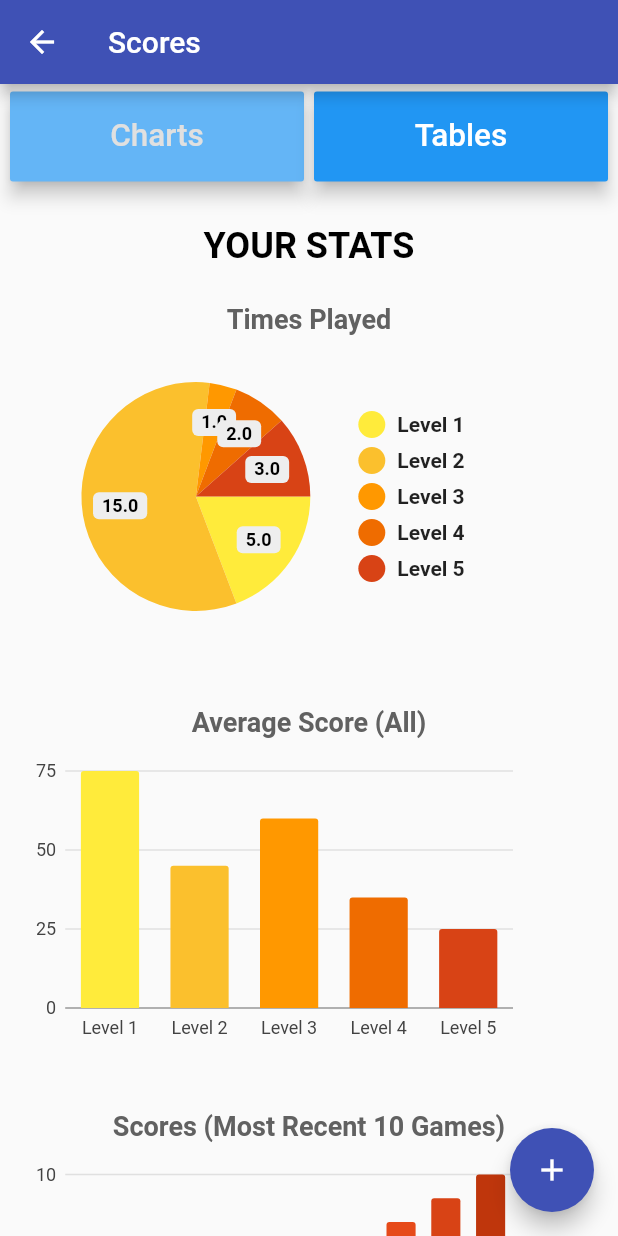
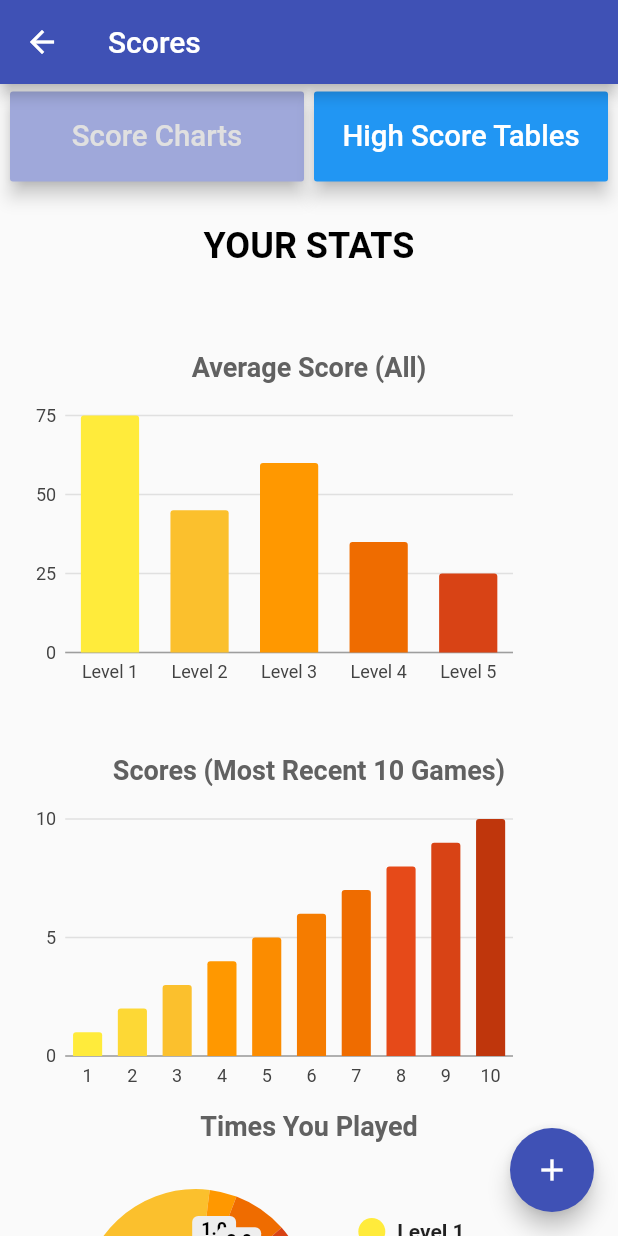
Before and after one commit to KennyTech/Comet_Match_3_Mobile_Game, a Flutter app: the screen it shows after launch, after a tap on "Scores", on a phone screen of 412 x 824 dp. Run offline on Flutter 3.47's test engine with Material 2 defaults, Android fonts, the phone set to English and light mode, and no system bars; drawn by our look-alikes of pie_chart; our stand-ins replace charts_flutter, flutter_i18n, flutter_local_notifications, sqflite; accounts and stored records are empty.

Commit message:
Tables & Internationalization

```diff
--- /dev/null
+++ b/lib/localstorage/player.dart
@@ -0,0 +1,63 @@
+/*
+* The Player class maps to and from the following fields: id, name, high score, recent scores.
+*
+* Functions:
+*   toMap()   // Returns map of id, name, high score, recent scores, called in PlayersModel to insert and update players
+*   fromMap() // Generates player instance of id, name, high score, recent scores, called in PlayersModel to get the Player List
+*/
+
+class Player {
+
+	int _id;
+  String _name;
+  String _highScore;
+  String _recentScores;
+
+  // Constructors
+	Player(this._name);
+	Player.withScores(this._id, this._name, this._highScore, this._recentScores);
+
+  // Getters
+	int get id => _id;
+	String get name => _name;
+	String get highscore => _highScore;
+  String get recentscores => _recentScores;
+
+  // Setters
+	set name(String newName) {
+		this._name = newName;
+	}
+
+	set highscore(String newHighScore) {
+		this._highScore = newHighScore;
+	}
+
+  set recentscores(String newRecentScore) {
+		this._recentScores = newRecentScore;
+	}
+
+  // Return map of id, name, [high score], [recent scores]
+	Map<String, dynamic> toMap() {
+
+		var map = Map<String, dynamic>();
+		map['id'] = _id;
+		map['name'] = _name;
+		map['highscore'] = _highScore;
+		map['recentscores'] = _recentScores;
+
+		return map;
+	}
+
+	// Return as variables
+	Player.fromMap(Map<String, dynamic> map) {
+		this._id = map['id'];
+		this._name = map['name'];
+		this._highScore = map['highscore'];
+    this._recentScores = map['recentscores'];
+	}
+
+  @override
+  String toString() {
+    return 'Player{id: $id, name: $name, highscore: $highscore}';
+  }
+}
--- a/lib/main.dart
+++ b/lib/main.dart
@@ -11,6 +11,8 @@
 
 import 'package:flutter/material.dart';
 import 'package:sqlite/screen/main_menu.dart';
+import 'package:flutter_i18n/flutter_i18n_delegate.dart';
+import 'package:flutter_localizations/flutter_localizations.dart';
 
 void main() => runApp(MyApp());
 
@@ -23,6 +25,15 @@ class MyApp extends StatelessWidget {
         primarySwatch: Colors.indigo,
       ),
       home: MainMenu(), // Show the first screen
+      localizationsDelegates: [
+        FlutterI18nDelegate(
+          useCountryCode: false,
+          fallbackFile: 'en',
+          path: 'assets/i18n',
+        ),
+        GlobalMaterialLocalizations.delegate,
+        GlobalWidgetsLocalizations.delegate,
+      ],
     );
   }
 }
--- a/lib/screen/main_menu.dart
+++ b/lib/screen/main_menu.dart
@@ -13,6 +13,9 @@ import 'package:sqlite/screen/settings_screen.dart';
 import 'package:sqlite/screen/test_console.dart';
 import 'package:sqlite/screen/credits_screen.dart';
 import 'package:sqlite/screen/scores_chart_screen.dart';
+import 'package:flutter_i18n/flutter_i18n.dart';
+import 'package:flutter_i18n/flutter_i18n_delegate.dart';
+import 'package:flutter_localizations/flutter_localizations.dart';
 
 class MainMenu extends StatefulWidget {
   @override
@@ -59,9 +62,7 @@ class MainMenuState extends State<MainMenu> {
                     color: Colors.blue,
                     splashColor: Colors.white,
                     onPressed: () => _goToScreen("level_select"),
-                    child: Text('Play',
-                        textScaleFactor: 1.5,
-                        style: TextStyle(color: Colors.white)),
+                    child: Text(FlutterI18n.translate(context, 'menu.play'), textScaleFactor: 1.5, style: TextStyle(color: Colors.white)),
                   ),
                 ],
               ),
@@ -76,9 +77,7 @@ class MainMenuState extends State<MainMenu> {
                     color: Colors.blue,
                     splashColor: Colors.white,
                     onPressed: () => _goToScreen("character"),
-                    child: Text('Characters',
-                        textScaleFactor: 1.5,
-                        style: TextStyle(color: Colors.white)),
+                    child: Text(FlutterI18n.translate(context, 'menu.characters'), textScaleFactor: 1.5, style: TextStyle(color: Colors.white)),
                   ),
                 ],
               ),
@@ -93,9 +92,7 @@ class MainMenuState extends State<MainMenu> {
                     color: Colors.blue,
                     splashColor: Colors.white,
                     onPressed: () => _goToScreen("scores"),
-                    child: Text('Scores',
-                        textScaleFactor: 1.5,
-                        style: TextStyle(color: Colors.white)),
+                    child: Text(FlutterI18n.translate(context, 'menu.scores'), textScaleFactor: 1.5, style: TextStyle(color: Colors.white)),
                   ),
                 ],
               ),
@@ -110,9 +107,7 @@ class MainMenuState extends State<MainMenu> {
                     color: Colors.blue,
                     splashColor: Colors.white,
                     onPressed: () => _goToScreen("settings"),
-                    child: Text('Settings',
-                        textScaleFactor: 1.5,
-                        style: TextStyle(color: Colors.white)),
+                    child: Text(FlutterI18n.translate(context, 'menu.settings'), textScaleFactor: 1.5, style: TextStyle(color: Colors.white)),
                   ),
                 ],
               ),
@@ -127,9 +122,7 @@ class MainMenuState extends State<MainMenu> {
                     color: Colors.blue,
                     splashColor: Colors.white,
                     onPressed: () => _goToScreen("credits"),
-                    child: Text('Credits',
-                        textScaleFactor: 1.5,
-                        style: TextStyle(color: Colors.white)),
+                    child: Text(FlutterI18n.translate(context, 'menu.credits'), textScaleFactor: 1.5, style: TextStyle(color: Colors.white)),
                   ),
                 ],
               ),
@@ -144,9 +137,7 @@ class MainMenuState extends State<MainMenu> {
                     color: Colors.blue,
                     splashColor: Colors.white,
                     onPressed: () => _goToScreen("test_console"),
-                    child: Text('Test Console',
-                        textScaleFactor: 1.5,
-                        style: TextStyle(color: Colors.white)),
+                    child: Text(FlutterI18n.translate(context, 'menu.testconsole'), textScaleFactor: 1.5, style: TextStyle(color: Colors.white)),
                   ),
                 ],
               ),
@@ -161,9 +152,7 @@ class MainMenuState extends State<MainMenu> {
                     color: Colors.blue,
                     splashColor: Colors.white,
                     onPressed: () => {},
-                    child: Text('Quit',
-                        textScaleFactor: 1.5,
-                        style: TextStyle(color: Colors.white)),
+                    child: Text(FlutterI18n.translate(context, 'menu.quit'), textScaleFactor: 1.5, style: TextStyle(color: Colors.white)),
                   ),
                 ],
               ),
--- a/lib/screen/scores_chart_screen.dart
+++ b/lib/screen/scores_chart_screen.dart
@@ -11,6 +11,11 @@ import 'package:flutter/rendering.dart';
 
 import 'dart:math';
 import 'package:pie_chart/pie_chart.dart';
+import 'package:sqlite/screen/scores_table_screen.dart';
+
+import 'package:sqlite/localstorage/players_model.dart';
+import 'package:sqlite/localstorage/player.dart';
+import 'package:sqflite/sqflite.dart';
 
 
 class ScoresChartScreen extends StatefulWidget {
@@ -50,6 +55,13 @@ class ScoresChartScreenState extends State<ScoresChartScreen> {
   List<int> avgScore = [75,45,60,35,25];
   List<int> recentScore = [1,2,3,4,5,6,7,8,9,10];
 
+  PlayersModel databaseHelper = PlayersModel();
+  List<Player> playerList;
+  int playerCount = 0;
+  int currentPlayer = 0;
+  static bool once = false;
+
+
   // Test function to randomize scores (TO-DO: Save/load scores from databases instead)
   void _randomizeScoreAndTimes() {
     setState(() {
@@ -68,6 +80,8 @@ class ScoresChartScreenState extends State<ScoresChartScreen> {
 
   @override
   Widget build(BuildContext context) {
+
+    // _genTestPlayers(); // generate some test player high scores for table
 
     double scrWidth = MediaQuery.of(context).size.width;
 
@@ -184,18 +198,13 @@ class ScoresChartScreenState extends State<ScoresChartScreen> {
                       height: 60,
                       child: RaisedButton(
                         elevation: 5,
-                        color: Colors.blue[300],
+                        color: Colors.indigo[200],
                         textColor: Colors.grey[300],
                         child: Text(
-                          'Charts',
-                          textScaleFactor: 1.5,
+                          'Score Charts',
+                          textScaleFactor: 1.4,
                         ),
-                        onPressed: () {
-                          {};
-                          setState(() {
-                            debugPrint("Stats clicked");
-                          });
-                        },
+                        onPressed: () {},
                       ),
                     ),
                     Container(
@@ -207,15 +216,10 @@ class ScoresChartScreenState extends State<ScoresChartScreen> {
                         color: Colors.blue,
                         textColor: Colors.white,
                         child: Text(
-                          'Tables',
-                          textScaleFactor: 1.5,
+                          'High Score Tables',
+                          textScaleFactor: 1.4,
                         ),
-                        onPressed: () {
-                          {};
-                          setState(() {
-                            debugPrint("Start clicked");
-                          });
-                        },
+                        onPressed: () => _goToTableScreen(),
                       ),
                     ),
                   ],
@@ -223,14 +227,14 @@ class ScoresChartScreenState extends State<ScoresChartScreen> {
 
             _displayText("YOUR STATS", 24, Colors.black, 24, 24),
 
-            _displayText("Times Played", 18, Colors.grey[700], 0, 0),
-            pieChartWidget,
-
             _displayText("Average Score (All)", 18, Colors.grey[700], 32, 0),
             barChartWidget,
 
             _displayText("Scores (Most Recent 10 Games)", 18, Colors.grey[700], 32, 0),
             barScoresChartWidget,
+
+            _displayText("Times You Played", 18, Colors.grey[700], 0, 0),
+            pieChartWidget,
 
           ],
         ),
@@ -243,6 +247,54 @@ class ScoresChartScreenState extends State<ScoresChartScreen> {
       ),
 
     );
+  }
+
+  // // Generate test players now (for table screen)
+  // void _genTestPlayers() async {
+  //   if (!once) {
+  //     Player player1 = new Player.withScores(0, 'Billy', "80", "5 10 15 20");
+  //     Player player2 = new Player.withScores(1, 'Bob', "85", "5 10 15 20");
+
+  //       debugPrint('Adding new player 1');
+  //       databaseHelper.insertPlayer(player1);
+  //       databaseHelper.insertPlayer(player2);
+  //     }
+
+  //     updateTableView();
+  //     once = true;
+
+  //     // debug print player list
+  //     debugPrint(databaseHelper.getPlayerList().toString());
+  //   }
+
+    // Update DB (future) & UI
+  void updateTableView() {
+    final Future<Database> dbFuture = databaseHelper.initializeDatabase();
+    dbFuture.then((database) {
+      Future<List<Player>> playerListFuture = databaseHelper.getPlayerList();
+      playerListFuture.then((playerList) {
+        setState(() {
+          this.playerList = playerList;
+          this.playerCount = playerList.length;
+        });
+      });
+    });
+  }
+
+
+
+  // Go to table screen
+    void _goToTableScreen() async {
+    debugPrint("Going to table screen");
+
+    bool result =
+        await Navigator.push(context, MaterialPageRoute(builder: (context) {
+      return ScoresTableScreen();
+    }));
+
+    if (result == true) {
+      // do something if needed in future
+    }
   }
 
   // Display a padded text
--- a/pubspec.yaml
+++ b/pubspec.yaml
@@ -32,6 +32,7 @@ dependencies:
 
   charts_flutter:
   pie_chart: ^3.1.1
+  flutter_i18n:
 
 
 dev_dependencies:
@@ -61,6 +62,9 @@ flutter:
   #  - images/a_dot_burr.jpeg
   #  - images/a_dot_ham.jpeg
 
+  assets:
+    - assets/i18n/
+
   # An image asset can refer to one or more resolution-specific "variants", see
   # https://flutter.dev/assets-and-images/#resolution-aware.
 
```
Also changed, not shown: assets/i18n/en.json (added, +13 -0 lines), assets/i18n/pt.json (added, +13 -0 lines), lib/localstorage/players_model.dart (added, +122 -0 lines), lib/screen/scores_table_screen.dart (added, +298 -0 lines), lib/screen/settings_screen.dart (+44 -2 lines), 1 other file.
